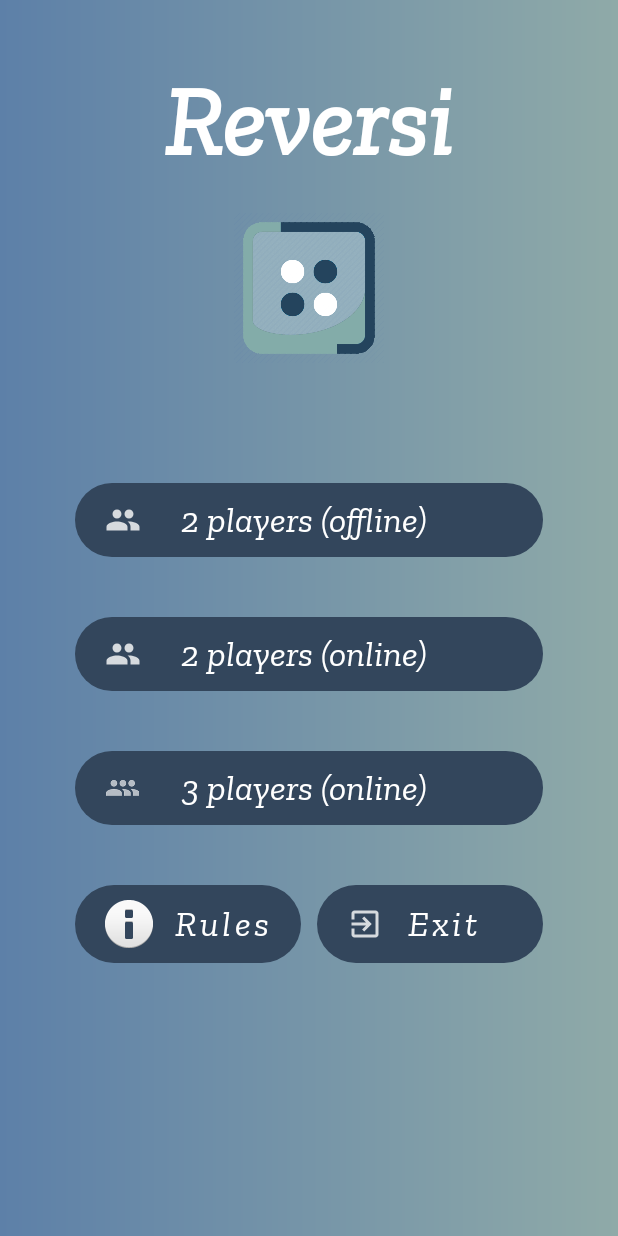
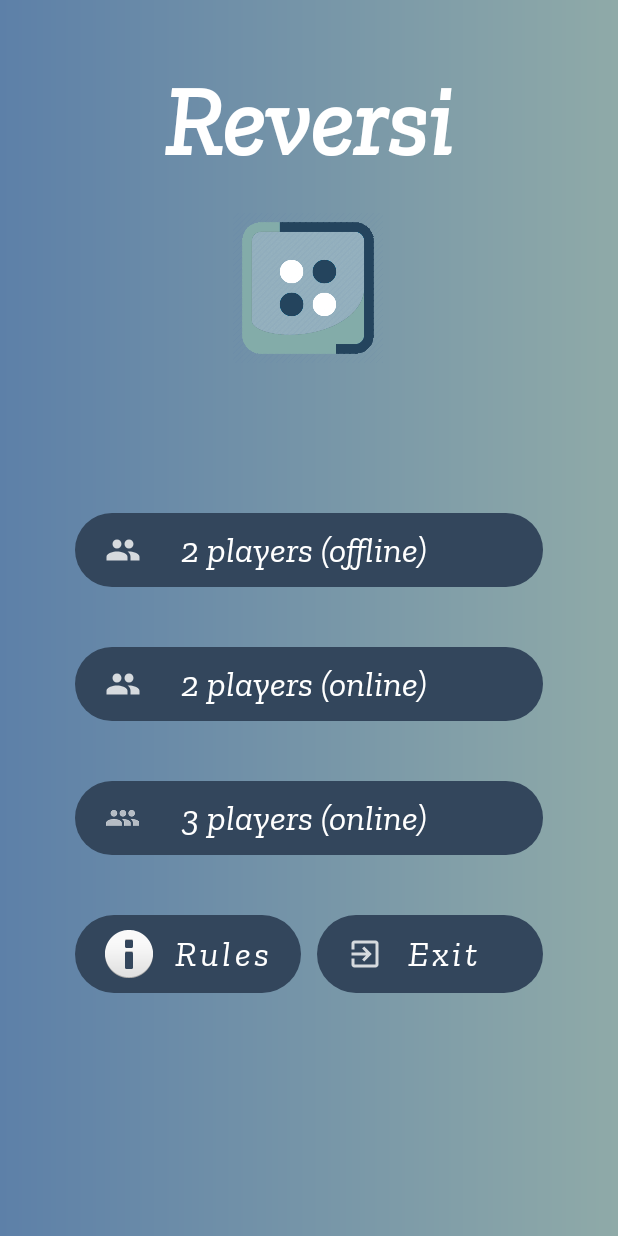
Before and after one commit to Diogo-Almeida3/Reversi, an Android app: the screen it shows after launch (MenuActivity), on a phone screen of 412 x 824 dp. Run offline under Robolectric (Android 15) with nearby library versions, the phone set to English and light mode, and no system bars.

Commit message:
Fix da imagem Interface menu1.0

```diff
--- a/app/src/main/res/layout/activity_menu.xml
+++ b/app/src/main/res/layout/activity_menu.xml
@@ -12,7 +12,7 @@
         android:layout_height="wrap_content"
         android:orientation="vertical"
         android:layout_gravity="center_horizontal"
-        android:layout_marginTop="20dp">
+        android:layout_marginVertical="20dp">
 
     <TextView
         android:layout_gravity="center_horizontal"
@@ -28,7 +28,12 @@
 
         <ImageView
             android:layout_width="wrap_content"
-            android:layout_height="100dp"
+            android:layout_height="wrap_content"
+            android:maxHeight="100dp"
+            android:maxWidth="100dp"
+            android:scaleType="fitCenter"
+            android:layout_gravity="center"
+            android:adjustViewBounds="true"
             android:src="@drawable/logo_reversi" />
 
     </LinearLayout>
@@ -39,7 +44,7 @@
         android:layout_gravity="center_vertical"
         android:orientation="vertical"
         android:paddingVertical="20dp"
-        android:layout_marginTop="90dp">
+        android:layout_marginTop="110dp">
 
         <Button
             android:id="@+id/btnModo1"
```
Also changed, not shown: 1 other file.
